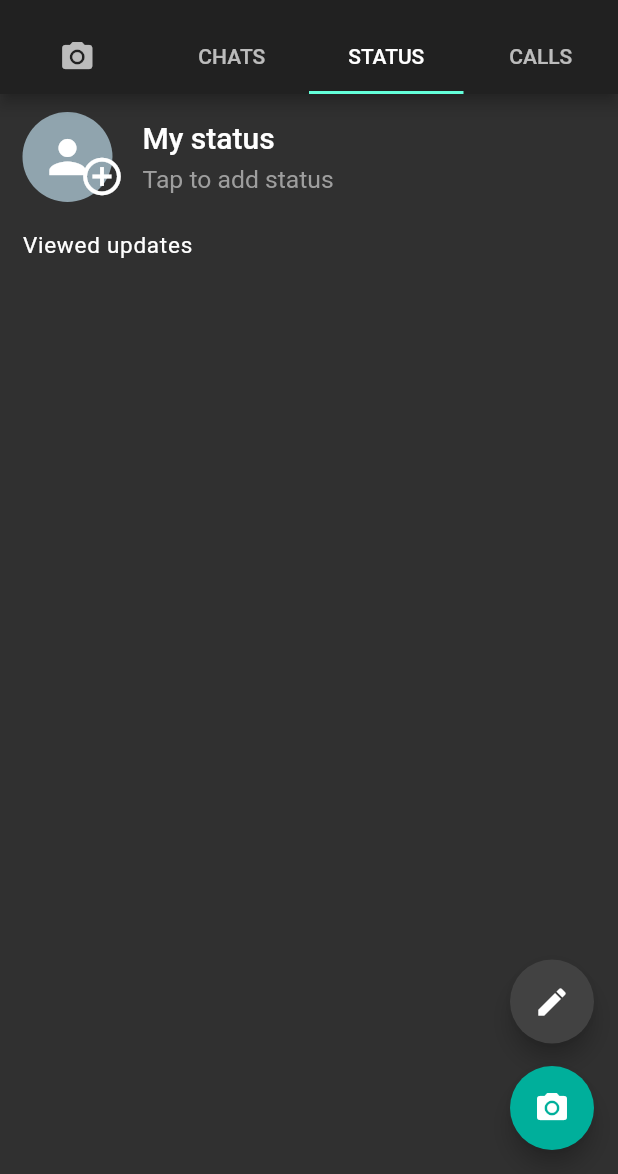
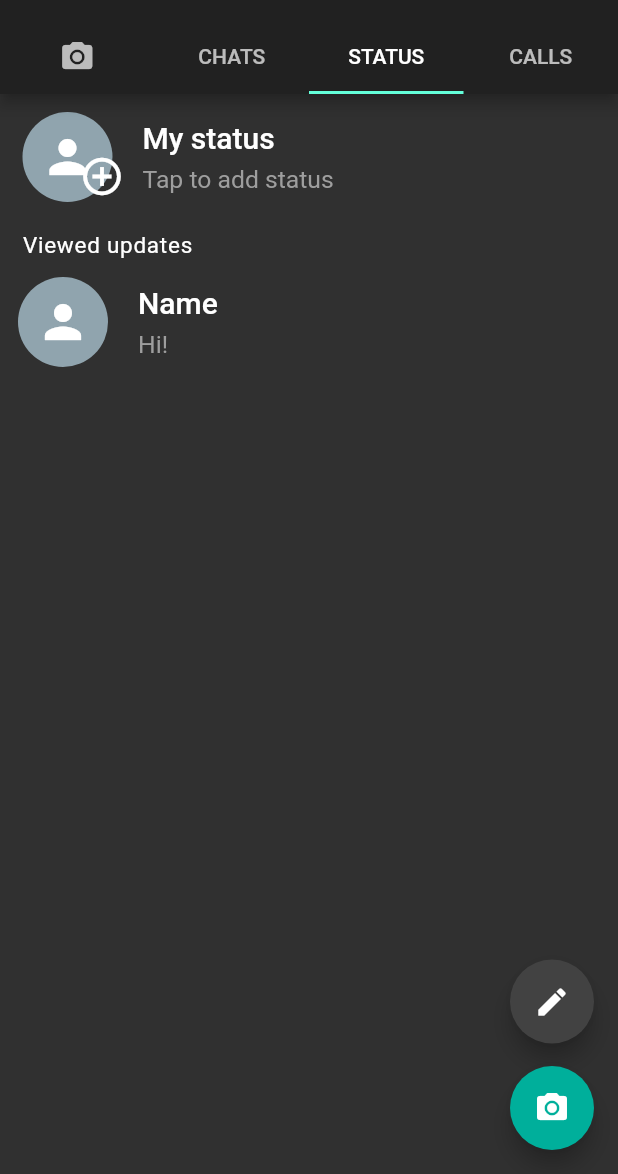
Before and after one commit to Manojkc15/Whatsapp-UI, a Flutter app: the screen it shows after launch, tab 3 chosen, on a phone screen of 412 x 824 dp, the part 62-1236 px from its top. Run offline on Flutter 3.47's test engine with Material 2 defaults, Android fonts, the phone set to English and light mode, and no system bars.

Commit message:
modified STATUS

```diff
--- a/lib/status.dart
+++ b/lib/status.dart
@@ -74,7 +74,52 @@ class Status extends StatelessWidget {
               ),
             ),
           ),
-          SizedBox(height: 20.0),
+          InkWell(
+            onTap: () {},
+            child: Container(
+              height: 60.0,
+              margin: EdgeInsets.all(12.0),
+              child: Row(
+                crossAxisAlignment: CrossAxisAlignment.start,
+                children: [
+                  CircleAvatar(
+                    child: Icon(
+                      Icons.person,
+                      size: 36.0,
+                      color: Colors.white,
+                    ),
+                    radius: 30.0,
+                    backgroundColor: Colors.blueGrey[300],
+                  ),
+                  SizedBox(width: 20.0),
+                  Expanded(
+                    flex: 4,
+                    child: Column(
+                      mainAxisAlignment: MainAxisAlignment.center,
+                      crossAxisAlignment: CrossAxisAlignment.start,
+                      children: [
+                        Text(
+                          'Name',
+                          style: TextStyle(
+                            fontSize: 20.0,
+                            fontWeight: FontWeight.w500,
+                          ),
+                        ),
+                        SizedBox(height: 7.0),
+                        Text(
+                          'Hi!',
+                          style: TextStyle(
+                            fontSize: 16.5,
+                            color: Colors.grey,
+                          ),
+                        ),
+                      ],
+                    ),
+                  ),
+                ],
+              ),
+            ),
+          ),
           // ListView.builder(
           //   itemCount: 5,
           //   itemBuilder: (context, index) {
```
